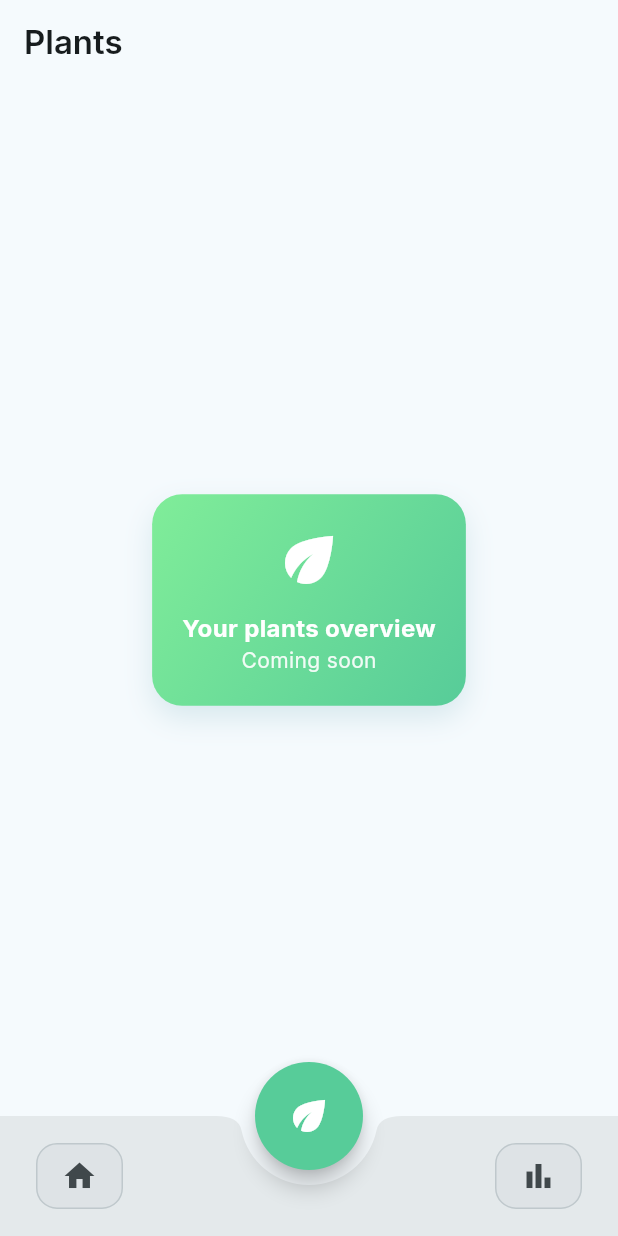
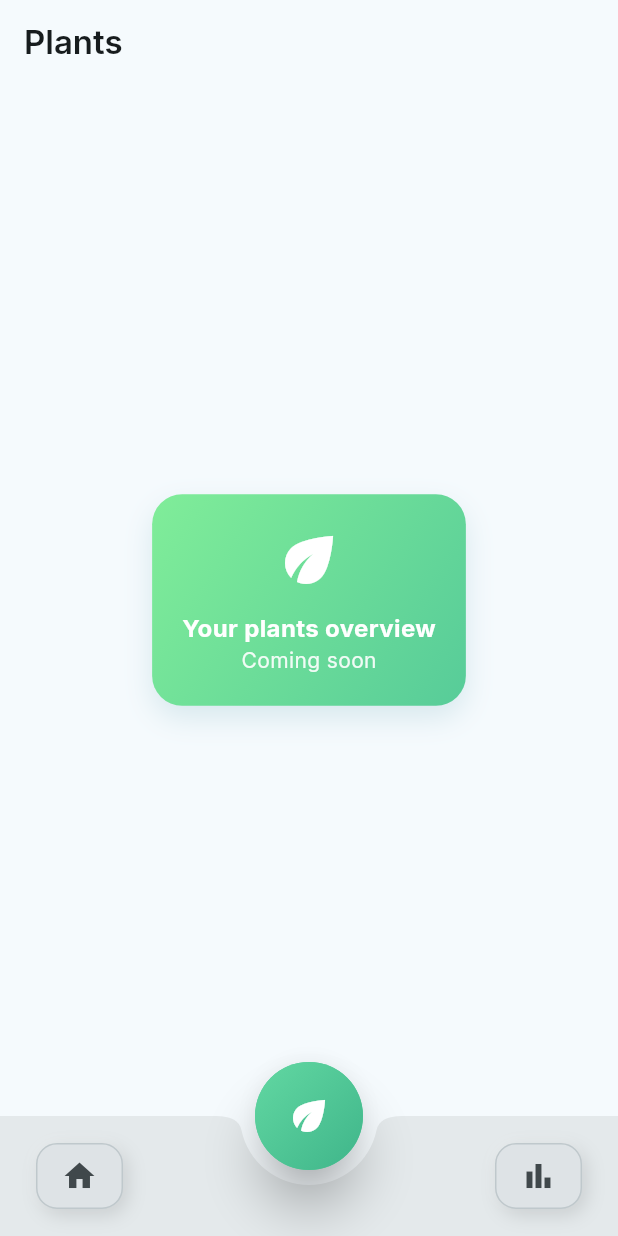
Before and after one commit to cursor2test1230-hub/hydro, a Flutter app: the screen it shows after launch, after a tap on the "eco" icon, on a phone screen of 412 x 824 dp. Run offline on Flutter 3.47's test engine with Material 3 defaults, Android fonts, the phone set to English and light mode, and no system bars; our stand-ins replace google_fonts.

Commit message:
feat(nav-3d): 3D modern layout for BottomAppBar and FAB; gradient pill buttons and dual shadows

```diff
--- a/lib/main.dart
+++ b/lib/main.dart
@@ -57,9 +57,24 @@ class _RootScaffoldState extends State<RootScaffold> {
           shape: const CircleBorder(),
           backgroundColor: const Color(0xFF57CC99),
           foregroundColor: Colors.white,
-          elevation: 6,
+          elevation: 14,
+          focusElevation: 18,
+          hoverElevation: 18,
+          highlightElevation: 18,
           onPressed: () => setState(() => _selectedIndex = 1),
-          child: const Icon(Icons.eco, size: 32),
+          child: Container(
+            decoration: const BoxDecoration(
+              shape: BoxShape.circle,
+              gradient: LinearGradient(
+                colors: [Color(0xFF62D8A2), Color(0xFF3FB58A)],
+                begin: Alignment.topLeft,
+                end: Alignment.bottomRight,
+              ),
+            ),
+            child: const Center(
+              child: Icon(Icons.eco, size: 32),
+            ),
+          ),
         ),
       ),
       floatingActionButtonLocation: FloatingActionButtonLocation.centerDocked,
@@ -68,6 +83,9 @@ class _RootScaffoldState extends State<RootScaffold> {
         notchMargin: 10,
         padding: const EdgeInsets.symmetric(horizontal: 24),
         color: scheme.surfaceContainerHigh,
+        elevation: 12,
+        surfaceTintColor: Colors.transparent,
+        clipBehavior: Clip.antiAlias,
         child: SizedBox(
           height: 64,
           child: Row(
@@ -117,22 +135,37 @@ class NavPillButton extends StatelessWidget {
     final Color borderColor = selected ? Colors.transparent : scheme.outlineVariant;
     final Color iconColor = selected ? scheme.onPrimaryContainer : scheme.onSurfaceVariant;
 
+    final List<BoxShadow> shadows = [
+      BoxShadow(
+        color: Colors.white.withValues(alpha: selected ? 0.45 : 0.18),
+        offset: const Offset(-2, -2),
+        blurRadius: selected ? 8 : 6,
+      ),
+      BoxShadow(
+        color: Colors.black.withValues(alpha: selected ? 0.28 : 0.12),
+        offset: const Offset(3, 4),
+        blurRadius: selected ? 14 : 10,
+      ),
+    ];
+
     Widget content = Container(
       height: 44,
       padding: const EdgeInsets.symmetric(horizontal: 16),
       decoration: BoxDecoration(
-        color: backgroundColor,
+        gradient: selected
+            ? LinearGradient(
+                colors: [
+                  scheme.primaryContainer.withValues(alpha: 1),
+                  scheme.primaryContainer.withValues(alpha: 0.9),
+                ],
+                begin: Alignment.topLeft,
+                end: Alignment.bottomRight,
+              )
+            : null,
+        color: selected ? null : backgroundColor,
         borderRadius: BorderRadius.circular(14),
         border: Border.all(color: borderColor),
-        boxShadow: selected
-            ? [
-                BoxShadow(
-                  color: scheme.primary.withValues(alpha: 0.16),
-                  blurRadius: 12,
-                  offset: const Offset(0, 6),
-                ),
-              ]
-            : null,
+        boxShadow: shadows,
       ),
       child: Icon(icon, color: iconColor, size: 24),
     );
```
